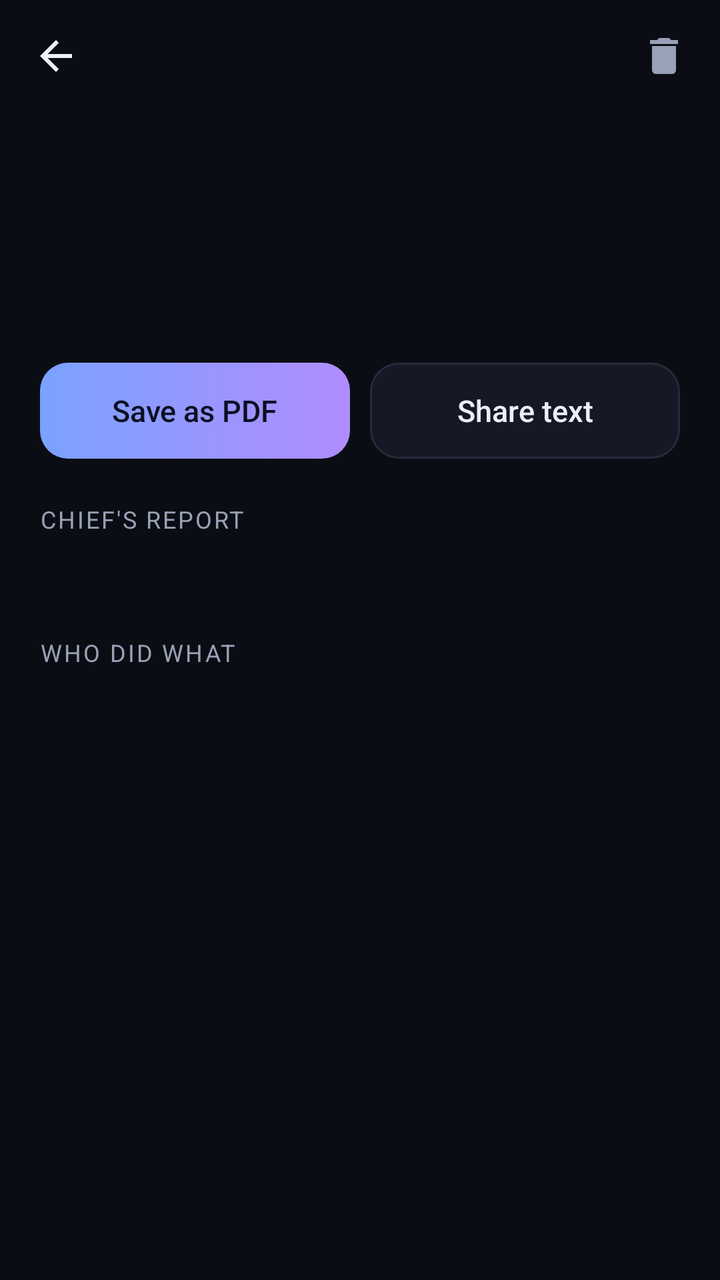
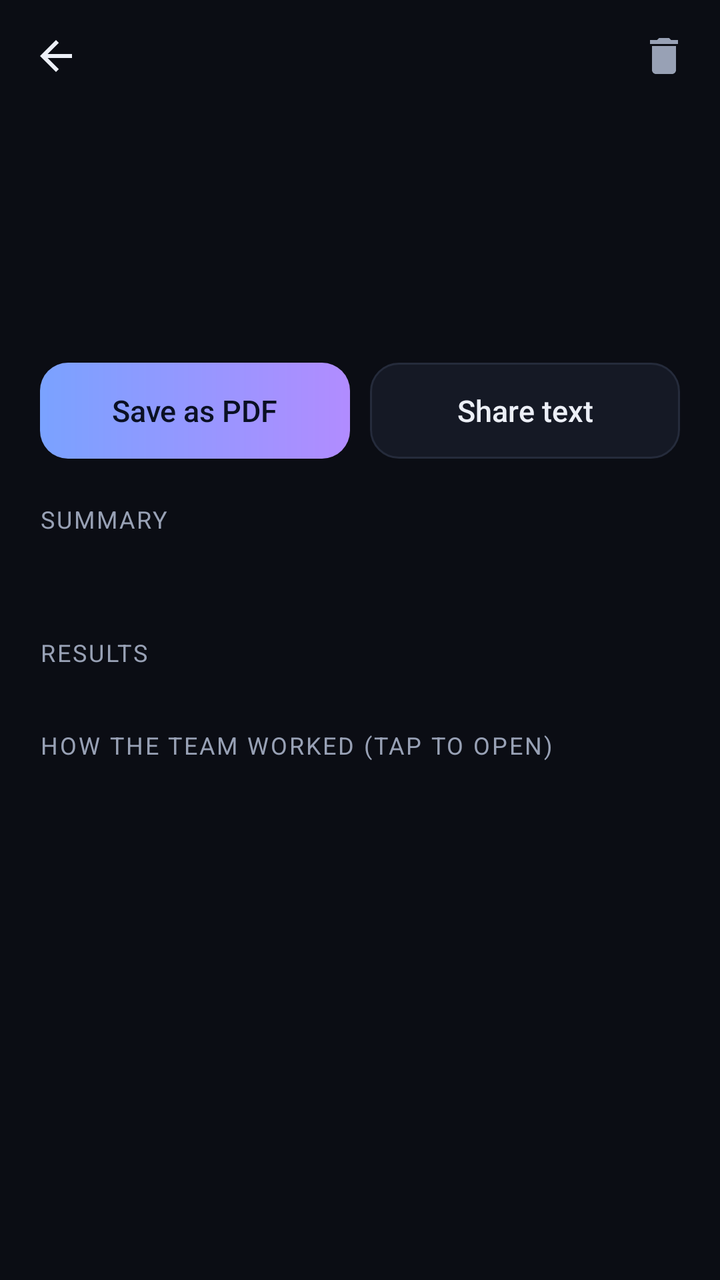

Screens rendered from an Android XML layout before and after an edit, with the pre-edit source and the edit as a unified diff.
<!-- AndroidManifest.xml: application theme AppTheme -->
<!-- res/layout/activity_mission.xml -->
<?xml version="1.0" encoding="utf-8"?>
<LinearLayout xmlns:android="http://schemas.android.com/apk/res/android"
    android:layout_width="match_parent"
    android:layout_height="match_parent"
    android:orientation="vertical">

    <LinearLayout
        android:layout_width="match_parent"
        android:layout_height="56dp"
        android:gravity="center_vertical"
        android:orientation="horizontal"
        android:paddingStart="4dp"
        android:paddingEnd="4dp">

        <ImageButton
            android:id="@+id/btnBack"
            android:layout_width="48dp"
            android:layout_height="48dp"
            android:background="?android:attr/selectableItemBackgroundBorderless"
            android:contentDescription="Back"
            android:src="@drawable/ic_back"
            android:tint="@color/text" />

        <View
            android:layout_width="0dp"
            android:layout_height="1dp"
            android:layout_weight="1" />

        <ImageButton
            android:id="@+id/btnDelete"
            android:layout_width="48dp"
            android:layout_height="48dp"
            android:background="?android:attr/selectableItemBackgroundBorderless"
            android:contentDescription="Delete"
            android:src="@drawable/ic_delete"
            android:tint="@color/sub" />
    </LinearLayout>

    <ScrollView
        android:layout_width="match_parent"
        android:layout_height="match_parent"
        android:scrollbars="none">

        <LinearLayout
            android:layout_width="match_parent"
            android:layout_height="wrap_content"
            android:orientation="vertical"
            android:paddingStart="20dp"
            android:paddingEnd="20dp"
            android:paddingBottom="40dp">

            <TextView
                android:id="@+id/pill"
                android:layout_width="wrap_content"
                android:layout_height="wrap_content"
                android:fontFamily="sans-serif-medium"
                android:paddingStart="10dp"
                android:paddingTop="3dp"
                android:paddingEnd="10dp"
                android:paddingBottom="3dp"
                android:textSize="11sp" />

            <TextView
                android:id="@+id/title"
                android:layout_width="match_parent"
                android:layout_height="wrap_content"
                android:layout_marginTop="12dp"
                android:fontFamily="sans-serif-medium"
                android:textColor="@color/text"
                android:textIsSelectable="true"
                android:textSize="22sp" />

            <TextView
                android:id="@+id/goal"
                android:layout_width="match_parent"
                android:layout_height="wrap_content"
                android:layout_marginTop="6dp"
                android:lineSpacingExtra="3dp"
                android:textColor="@color/sub"
                android:textIsSelectable="true"
                android:textSize="14sp" />

            <TextView
                android:id="@+id/meta"
                android:layout_width="match_parent"
                android:layout_height="wrap_content"
                android:layout_marginTop="8dp"
                android:textColor="@color/grey"
                android:textSize="12sp" />

            <LinearLayout
                android:layout_width="match_parent"
                android:layout_height="wrap_content"
                android:layout_marginTop="14dp"
                android:orientation="horizontal">

                <TextView
                    android:id="@+id/btnPdf"
                    style="@style/Btn"
                    android:layout_width="0dp"
                    android:layout_marginEnd="5dp"
                    android:layout_weight="1"
                    android:text="Save as PDF" />

                <TextView
                    android:id="@+id/btnShare"
                    style="@style/BtnGhost"
                    android:layout_width="0dp"
                    android:layout_marginStart="5dp"
                    android:layout_weight="1"
                    android:text="Share text" />
            </LinearLayout>

            <TextView
                android:id="@+id/btnRetry"
                style="@style/BtnGhost"
                android:layout_marginTop="10dp"
                android:text="Run again"
                android:visibility="gone" />

            <TextView
                style="@style/Label"
                android:text="Chief's report" />

            <TextView
                android:id="@+id/report"
                android:layout_width="match_parent"
                android:layout_height="wrap_content"
                android:autoLink="web"
                android:lineSpacingExtra="4dp"
                android:textColor="@color/text"
                android:textColorLink="@color/accent"
                android:textIsSelectable="true"
                android:textSize="15sp" />

            <TextView
                android:id="@+id/stepsLabel"
                style="@style/Label"
                android:text="Who did what" />

            <LinearLayout
                android:id="@+id/steps"
                android:layout_width="match_parent"
                android:layout_height="wrap_content"
                android:orientation="vertical" />
        </LinearLayout>
    </ScrollView>
</LinearLayout>
<!-- resources referenced by this layout -->
<resources>
  <color name="accent">#7AA2FF</color>
  <color name="grey">#8B93A6</color>
  <color name="sub">#98A1B5</color>
  <color name="text">#ECEFF7</color>
  <!-- drawable ic_back (drawable) -->
  <vector xmlns:android="http://schemas.android.com/apk/res/android" android:width="24dp" android:height="24dp" android:viewportWidth="24" android:viewportHeight="24">
      <path android:fillColor="#FFFFFF" android:pathData="M20,11H7.83l5.59,-5.59L12,4l-8,8 8,8 1.41,-1.41L7.83,13H20v-2z" />
  </vector>
  <!-- drawable ic_delete (drawable) -->
  <vector xmlns:android="http://schemas.android.com/apk/res/android" android:width="24dp" android:height="24dp" android:viewportWidth="24" android:viewportHeight="24">
      <path android:fillColor="#FFFFFF" android:pathData="M6,19c0,1.1 0.9,2 2,2h8c1.1,0 2,-0.9 2,-2V7H6v12zM19,4h-3.5l-1,-1h-5l-1,1H5v2h14V4z" />
  </vector>
  <style name="Btn">
          <item name="android:layout_width">match_parent</item>
          <item name="android:layout_height">48dp</item>
          <item name="android:gravity">center</item>
          <item name="android:textSize">15sp</item>
          <item name="android:fontFamily">sans-serif-medium</item>
          <item name="android:background">@drawable/bg_btn</item>
          <item name="android:textColor">@color/onAccent</item>
          <item name="android:clickable">true</item>
          <item name="android:focusable">true</item>
      </style>
  <style name="BtnGhost" parent="Btn">
          <item name="android:background">@drawable/bg_btn_ghost</item>
          <item name="android:textColor">@color/text</item>
      </style>
  <style name="Label">
          <item name="android:layout_width">match_parent</item>
          <item name="android:layout_height">wrap_content</item>
          <item name="android:textSize">12sp</item>
          <item name="android:textColor">@color/sub</item>
          <item name="android:letterSpacing">0.08</item>
          <item name="android:textAllCaps">true</item>
          <item name="android:layout_marginTop">22dp</item>
          <item name="android:layout_marginBottom">8dp</item>
      </style>
  <style name="AppTheme" parent="@android:style/Theme.Material.NoActionBar">
          <item name="android:windowBackground">@color/bg</item>
          <item name="android:statusBarColor">@color/bg</item>
          <item name="android:navigationBarColor">@color/bg</item>
          <item name="android:colorAccent">@color/accent</item>
          <item name="android:textColorPrimary">@color/text</item>
          <item name="android:textColorSecondary">@color/sub</item>
      </style>
  <!-- drawable bg_btn (drawable) -->
  <?xml version="1.0" encoding="utf-8"?>
  <shape xmlns:android="http://schemas.android.com/apk/res/android" android:shape="rectangle">
      <gradient android:angle="0" android:endColor="@color/accent2" android:startColor="@color/accent" />
      <corners android:radius="14dp" />
  </shape>
  <color name="onAccent">#0A1024</color>
  <!-- drawable bg_btn_ghost (drawable) -->
  <?xml version="1.0" encoding="utf-8"?>
  <shape xmlns:android="http://schemas.android.com/apk/res/android" android:shape="rectangle">
      <solid android:color="@color/card" />
      <stroke android:width="1dp" android:color="@color/stroke" />
      <corners android:radius="14dp" />
  </shape>
  <color name="bg">#0B0D14</color>
  <color name="accent2">#B18CFF</color>
  <color name="card">#151925</color>
  <color name="stroke">#252B3B</color>
</resources>

<!-- the commit's change to res/layout/activity_mission.xml (unified diff, before → after) -->
@@ -120,7 +120,7 @@
 
             <TextView
                 style="@style/Label"
-                android:text="Chief's report" />
+                android:text="Summary" />
 
             <TextView
                 android:id="@+id/report"
@@ -134,9 +134,20 @@
                 android:textSize="15sp" />
 
             <TextView
+                android:id="@+id/resultsLabel"
+                style="@style/Label"
+                android:text="Results" />
+
+            <LinearLayout
+                android:id="@+id/results"
+                android:layout_width="match_parent"
+                android:layout_height="wrap_content"
+                android:orientation="vertical" />
+
+            <TextView
                 android:id="@+id/stepsLabel"
                 style="@style/Label"
-                android:text="Who did what" />
+                android:text="How the team worked (tap to open)" />
 
             <LinearLayout
                 android:id="@+id/steps"
